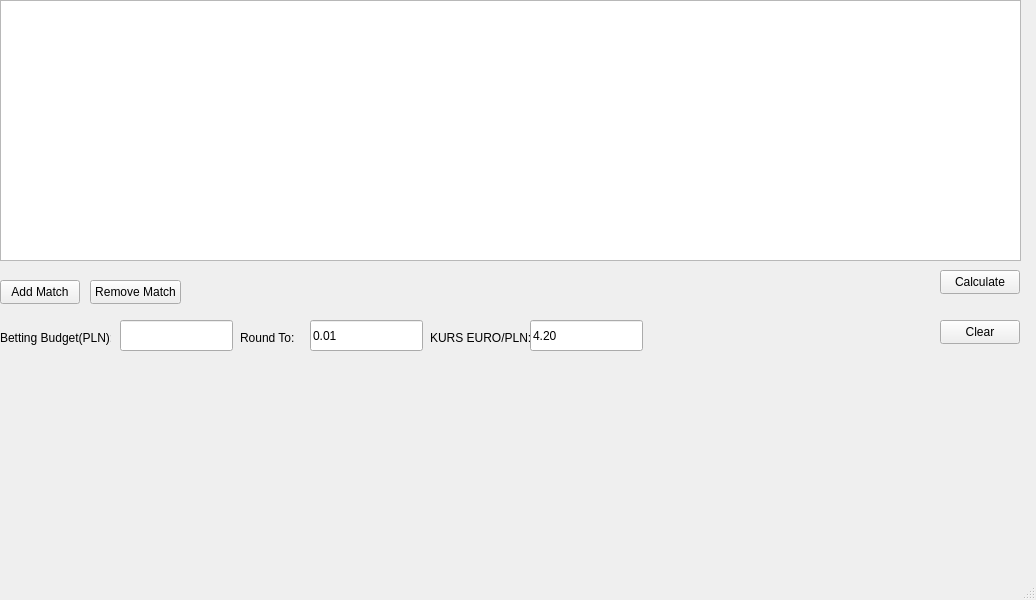
Qt form mainwindow.ui (tutekxd123/SureBetsCalculator) before a commit.
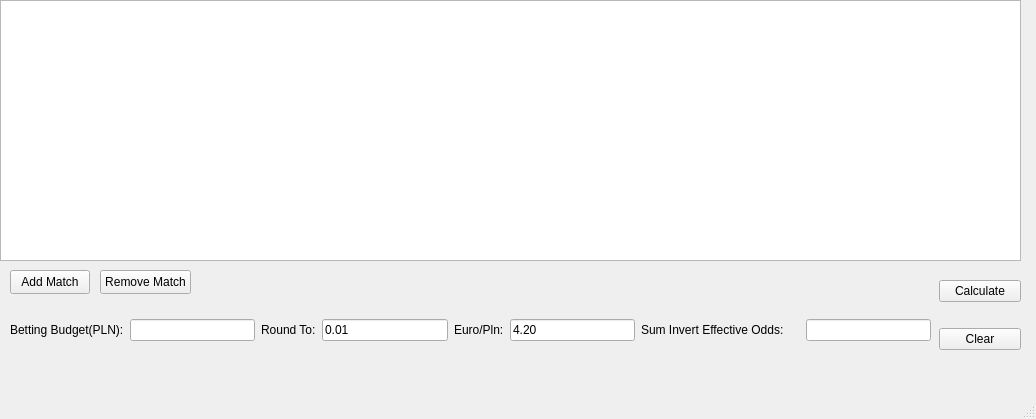
The same form after that commit.

```diff
--- a/mainwindow.ui
+++ b/mainwindow.ui
@@ -7,7 +7,7 @@
     <x>0</x>
     <y>0</y>
     <width>1036</width>
-    <height>600</height>
+    <height>419</height>
    </rect>
   </property>
   <property name="sizePolicy">
@@ -45,8 +45,8 @@
    <widget class="QPushButton" name="addButton">
     <property name="geometry">
      <rect>
-      <x>0</x>
-      <y>280</y>
+      <x>10</x>
+      <y>270</y>
       <width>80</width>
       <height>24</height>
      </rect>
@@ -58,8 +58,8 @@
    <widget class="QPushButton" name="pushButton">
     <property name="geometry">
      <rect>
-      <x>90</x>
-      <y>280</y>
+      <x>100</x>
+      <y>270</y>
       <width>91</width>
       <height>24</height>
      </rect>
@@ -68,106 +68,98 @@
      <string>Remove Match</string>
     </property>
    </widget>
-   <widget class="QLabel" name="label">
+   <widget class="QWidget" name="gridLayoutWidget">
     <property name="geometry">
      <rect>
-      <x>0</x>
-      <y>330</y>
-      <width>111</width>
-      <height>16</height>
+      <x>10</x>
+      <y>300</y>
+      <width>921</width>
+      <height>61</height>
      </rect>
     </property>
-    <property name="text">
-     <string>Betting Budget(PLN):</string>
-    </property>
+    <layout class="QGridLayout" name="gridLayout_3">
+     <item row="0" column="0">
+      <widget class="QLabel" name="label">
+       <property name="text">
+        <string>Betting Budget(PLN):</string>
+       </property>
+      </widget>
+     </item>
+     <item row="0" column="1">
+      <widget class="QLineEdit" name="BudzetInput"/>
+     </item>
+     <item row="0" column="6">
+      <widget class="QLabel" name="label_5">
+       <property name="text">
+        <string>Sum Invert Effective Odds: </string>
+       </property>
+      </widget>
+     </item>
+     <item row="0" column="4">
+      <widget class="QLabel" name="label_3">
+       <property name="text">
+        <string>Euro/Pln:</string>
+       </property>
+      </widget>
+     </item>
+     <item row="0" column="2">
+      <widget class="QLabel" name="label_4">
+       <property name="text">
+        <string>Round To:</string>
+       </property>
+      </widget>
+     </item>
+     <item row="0" column="3">
+      <widget class="QLineEdit" name="roundto">
+       <property name="text">
+        <string>0.01</string>
+       </property>
+      </widget>
+     </item>
+     <item row="0" column="5">
+      <widget class="QLineEdit" name="kurseur">
+       <property name="text">
+        <string>4.20</string>
+       </property>
+      </widget>
+     </item>
+     <item row="0" column="7">
+      <widget class="QLabel" name="label_2">
+       <property name="text">
+        <string/>
+       </property>
+      </widget>
+     </item>
+     <item row="0" column="8">
+      <widget class="QLineEdit" name="Sum_Invert"/>
+     </item>
+    </layout>
    </widget>
-   <widget class="QPushButton" name="pushButton_2">
+   <widget class="QWidget" name="verticalLayoutWidget">
     <property name="geometry">
      <rect>
-      <x>940</x>
-      <y>270</y>
-      <width>80</width>
-      <height>24</height>
+      <x>939</x>
+      <y>260</y>
+      <width>82</width>
+      <height>111</height>
      </rect>
     </property>
-    <property name="text">
-     <string>Calculate</string>
-    </property>
-   </widget>
-   <widget class="QLabel" name="label_3">
-    <property name="geometry">
-     <rect>
-      <x>430</x>
-      <y>330</y>
-      <width>101</width>
-      <height>16</height>
-     </rect>
-    </property>
-    <property name="text">
-     <string>KURS EURO/PLN:</string>
-    </property>
-   </widget>
-   <widget class="QLineEdit" name="kurseur">
-    <property name="geometry">
-     <rect>
-      <x>530</x>
-      <y>320</y>
-      <width>113</width>
-      <height>31</height>
-     </rect>
-    </property>
-    <property name="text">
-     <string>4.20</string>
-    </property>
-   </widget>
-   <widget class="QPushButton" name="wyczyscbutton">
-    <property name="geometry">
-     <rect>
-      <x>940</x>
-      <y>320</y>
-      <width>80</width>
-      <height>24</height>
-     </rect>
-    </property>
-    <property name="text">
-     <string>Clear</string>
-    </property>
-   </widget>
-   <widget class="QLabel" name="label_4">
-    <property name="geometry">
-     <rect>
-      <x>240</x>
-      <y>330</y>
-      <width>81</width>
-      <height>16</height>
-     </rect>
-    </property>
-    <property name="text">
-     <string>Round To:</string>
-    </property>
-   </widget>
-   <widget class="QLineEdit" name="BudzetInput">
-    <property name="geometry">
-     <rect>
-      <x>120</x>
-      <y>320</y>
-      <width>113</width>
-      <height>31</height>
-     </rect>
-    </property>
-   </widget>
-   <widget class="QLineEdit" name="roundto">
-    <property name="geometry">
-     <rect>
-      <x>310</x>
-      <y>320</y>
-      <width>113</width>
-      <height>31</height>
-     </rect>
-    </property>
-    <property name="text">
-     <string>0.01</string>
-    </property>
+    <layout class="QVBoxLayout" name="verticalLayout">
+     <item>
+      <widget class="QPushButton" name="pushButton_2">
+       <property name="text">
+        <string>Calculate</string>
+       </property>
+      </widget>
+     </item>
+     <item>
+      <widget class="QPushButton" name="wyczyscbutton">
+       <property name="text">
+        <string>Clear</string>
+       </property>
+      </widget>
+     </item>
+    </layout>
    </widget>
   </widget>
   <widget class="QMenuBar" name="menubar">
```
Left out of the diff: 6 changed lines with no effect on the pictures.
